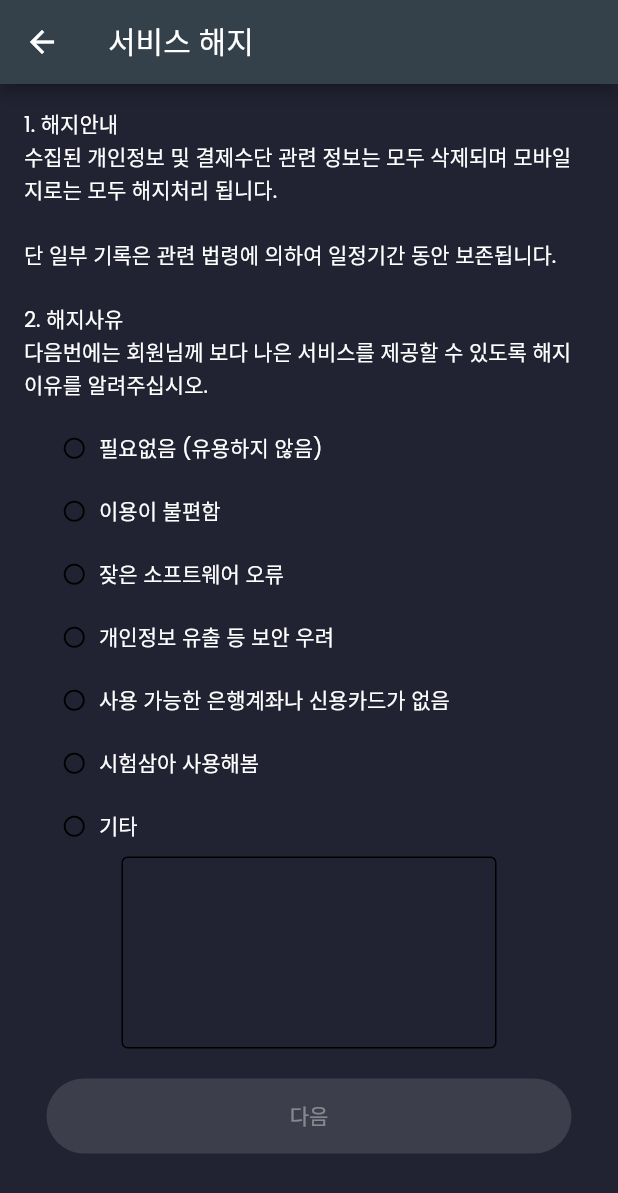
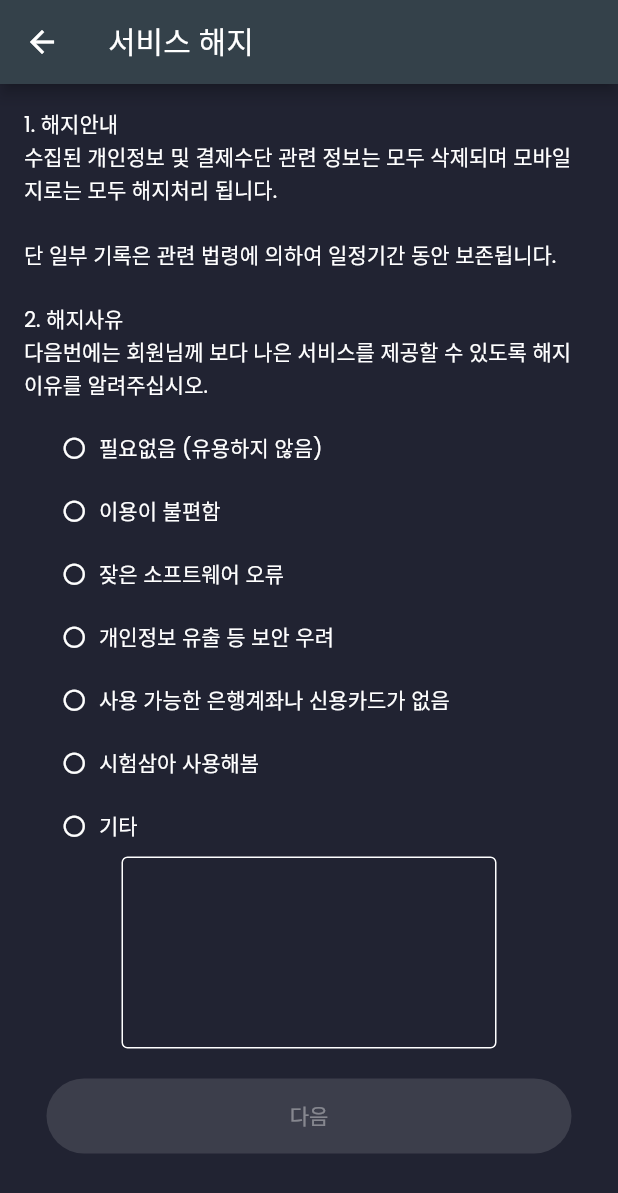
Before and after one commit to jinwoo-nam/Instapay-work, a Flutter app: the ServiceTerminationScreen screen opened directly, on a phone screen of 412 x 824 dp. Shown: the top 1193 px of the screen. Run offline on Flutter 3.47's test engine with Material 2 defaults, Android fonts, the phone set to English and light mode, and no system bars; our stand-ins replace data_table_2, fl_chart, freezed_annotation, google_fonts, webview_flutter; missing offline and left inert: qr_code_scanner; accounts and stored records are empty; generated files the repository leaves out were written again.

Commit message:
service termination 화면 수정

```diff
--- a/instapay_clone/lib/presentation/setting/detail_page/service_termination/service_termination_screen.dart
+++ b/instapay_clone/lib/presentation/setting/detail_page/service_termination/service_termination_screen.dart
@@ -69,7 +69,7 @@ class _ServiceTerminationScreenState extends State<ServiceTerminationScreen> {
                                 _curType == e.type
                                     ? Icons.circle
                                     : Icons.circle_outlined,
-                                color: Colors.black,
+                                color: Colors.white,
                                 size: 17,
                               ),
                               Padding(
@@ -96,15 +96,15 @@ class _ServiceTerminationScreenState extends State<ServiceTerminationScreen> {
                         decoration: const InputDecoration(
                           disabledBorder: OutlineInputBorder(
                             borderSide:
-                                BorderSide(width: 1, color: Colors.black),
+                                BorderSide(width: 1, color: Colors.white),
                           ),
                           focusedBorder: OutlineInputBorder(
                             borderSide:
-                                BorderSide(width: 1, color: Colors.black),
+                                BorderSide(width: 1, color: Colors.white),
                           ),
                           enabledBorder: OutlineInputBorder(
                             borderSide:
-                                BorderSide(width: 1, color: Colors.black),
+                                BorderSide(width: 1, color: Colors.white),
                           ),
                         ),
                       ),
```
